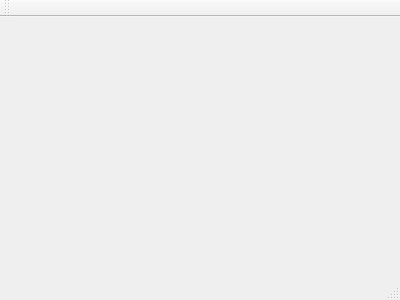
Before: the Qt Designer form mainwindow.ui in ntrexResearch/autonomous, drawn with Qt 5.
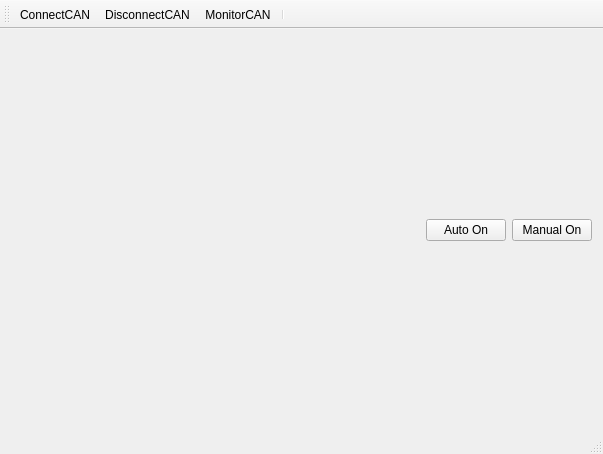
After: the same form once the commit is applied. Icons and pictures are not drawn.

The edit to the form file:
```diff
--- a/mainwindow.ui
+++ b/mainwindow.ui
@@ -1,24 +1,102 @@
 <ui version="4.0">
  <class>MainWindow</class>
- <widget class="QMainWindow" name="MainWindow" >
-  <property name="geometry" >
+ <widget class="QMainWindow" name="MainWindow">
+  <property name="geometry">
    <rect>
     <x>0</x>
     <y>0</y>
-    <width>400</width>
-    <height>300</height>
+    <width>603</width>
+    <height>454</height>
    </rect>
   </property>
   <property name="windowTitle" >
    <string>MainWindow</string>
   </property>
-  <widget class="QMenuBar" name="menuBar" />
-  <widget class="QToolBar" name="mainToolBar" />
-  <widget class="QWidget" name="centralWidget" />
-  <widget class="QStatusBar" name="statusBar" />
+  <widget class="QWidget" name="centralWidget">
+   <layout class="QGridLayout" name="gridLayout">
+    <item row="0" column="0">
+     <spacer name="horizontalSpacer">
+      <property name="orientation">
+       <enum>Qt::Horizontal</enum>
+      </property>
+      <property name="sizeHint" stdset="0">
+       <size>
+        <width>40</width>
+        <height>20</height>
+       </size>
+      </property>
+     </spacer>
+    </item>
+    <item row="0" column="2">
+     <widget class="QPushButton" name="ManualActivateButton">
+      <property name="text">
+       <string>Manual On</string>
+      </property>
+     </widget>
+    </item>
+    <item row="0" column="1">
+     <widget class="QPushButton" name="AutoActivateButton">
+      <property name="text">
+       <string>Auto On</string>
+      </property>
+     </widget>
+    </item>
+   </layout>
+  </widget>
+  <widget class="QMenuBar" name="menuBar">
+   <property name="geometry">
+    <rect>
+     <x>0</x>
+     <y>0</y>
+     <width>603</width>
+     <height>22</height>
+    </rect>
+   </property>
+  </widget>
+  <widget class="QToolBar" name="mainToolBar">
+   <attribute name="toolBarArea">
+    <enum>TopToolBarArea</enum>
+   </attribute>
+   <attribute name="toolBarBreak">
+    <bool>false</bool>
+   </attribute>
+   <addaction name="action_ConnectCAN"/>
+   <addaction name="action_DisconnectCAN"/>
+   <addaction name="action_MonitorCAN"/>
+   <addaction name="separator"/>
+  </widget>
+  <widget class="QStatusBar" name="statusBar"/>
+  <action name="action_ConnectCAN">
+   <property name="icon">
+    <iconset resource="image.qrc">
+     <normaloff>:/images/disconnect.png</normaloff>:/images/disconnect.png</iconset>
+   </property>
+   <property name="text">
+    <string>&amp;ConnectCAN</string>
+   </property>
+  </action>
+  <action name="action_DisconnectCAN">
+   <property name="icon">
+    <iconset resource="image.qrc">
+     <normaloff>:/images/connect.png</normaloff>:/images/connect.png</iconset>
+   </property>
+   <property name="text">
+    <string>&amp;DisconnectCAN</string>
+   </property>
+  </action>
+  <action name="action_MonitorCAN">
+   <property name="icon">
+    <iconset resource="image.qrc">
+     <normaloff>:/images/monitor.png</normaloff>:/images/monitor.png</iconset>
+   </property>
+   <property name="text">
+    <string>&amp;MonitorCAN</string>
+   </property>
+  </action>
  </widget>
- <layoutDefault spacing="6" margin="11" />
- <pixmapfunction></pixmapfunction>
- <resources/>
+ <layoutdefault spacing="6" margin="11"/>
+ <resources>
+  <include location="image.qrc"/>
+ </resources>
  <connections/>
 </ui>
```
Left out of the diff: 3 changed lines with no effect on the pictures.
